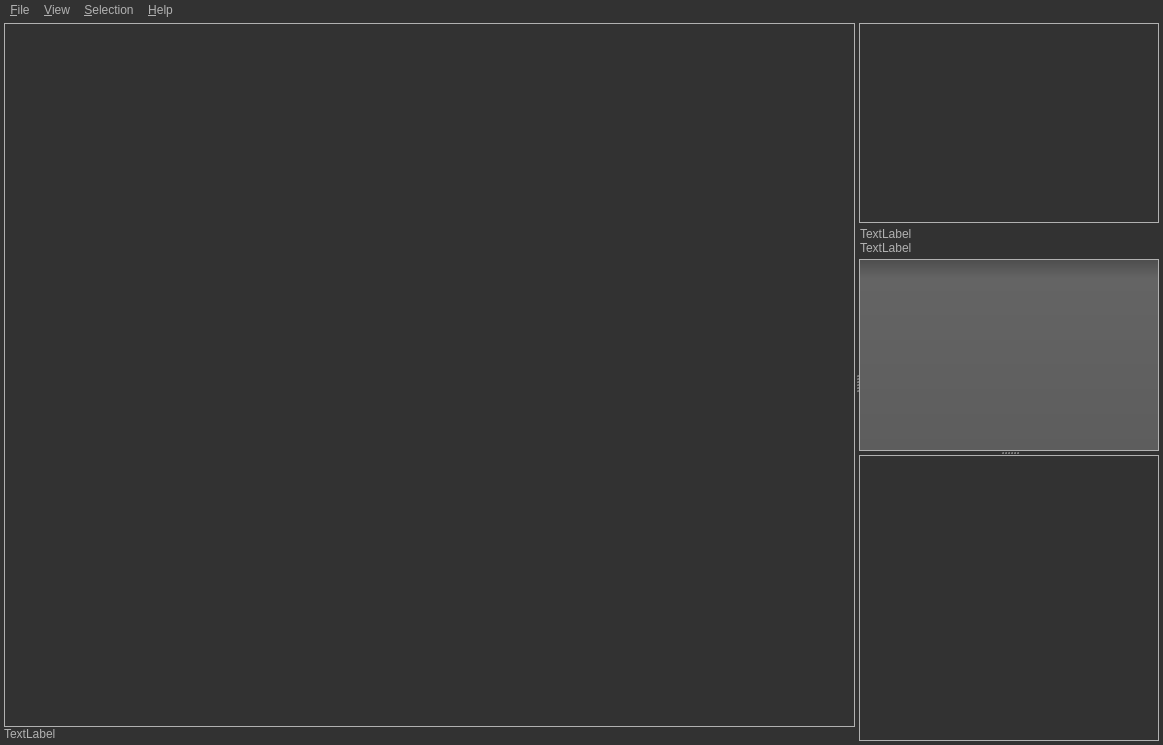
Above: src/saisieQT/mainwindow.ui from micmacIGN/micmac before the change. Below: the same form after it.
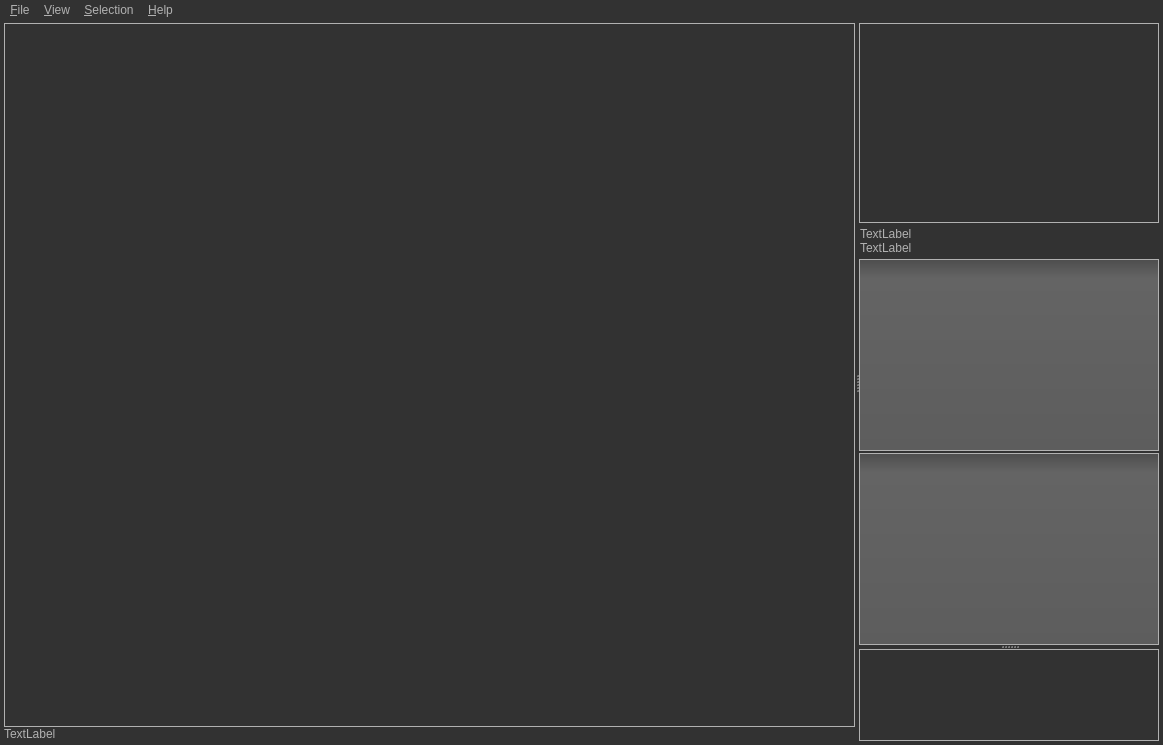
That is the form after the change. Icons and pictures are not drawn.

Commit message: SaisieQt : image table

Diff of the .ui file:
```diff
--- a/src/saisieQT/mainwindow.ui
+++ b/src/saisieQT/mainwindow.ui
@@ -800,6 +800,22 @@
            </attribute>
           </widget>
          </item>
+         <item>
+          <widget class="QTableView" name="tableView_Images">
+           <property name="frameShape">
+            <enum>QFrame::Box</enum>
+           </property>
+           <property name="frameShadow">
+            <enum>QFrame::Plain</enum>
+           </property>
+           <attribute name="horizontalHeaderStretchLastSection">
+            <bool>true</bool>
+           </attribute>
+           <attribute name="verticalHeaderVisible">
+            <bool>false</bool>
+           </attribute>
+          </widget>
+         </item>
         </layout>
        </widget>
        <widget class="QFrame" name="frame_preview3D">
```
Left out of the diff: 2 changed lines with no effect on the pictures. The commit also changes 5 other files.
